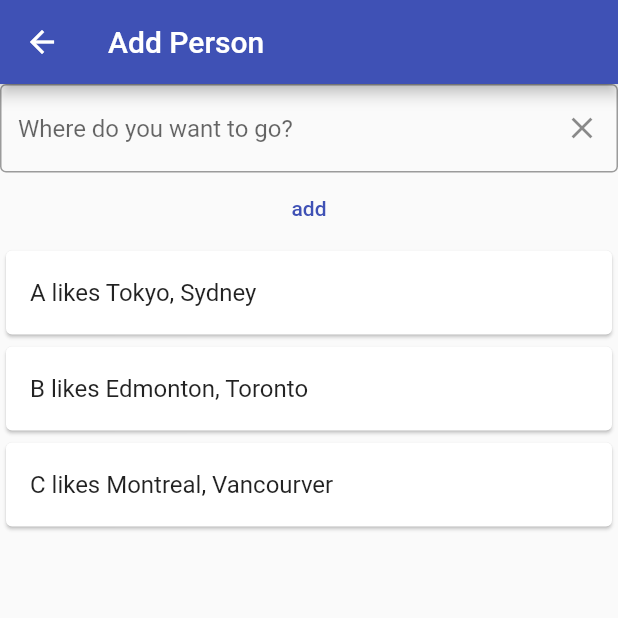
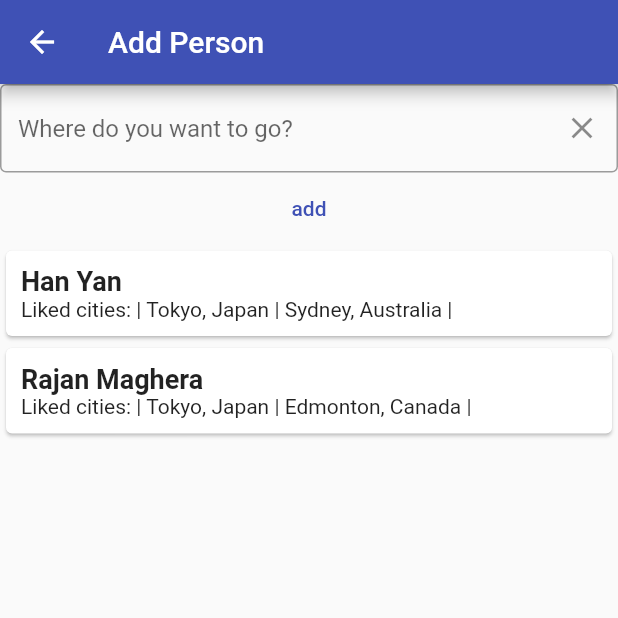
Before and after one commit to 401-srh/trip-n-friends, a Flutter app: the AddPersonPage screen opened directly, on a phone screen of 412 x 824 dp, the top half of it. Run offline on Flutter 3.47's test engine with Material 2 defaults, Android fonts, the phone set to English and light mode, and no system bars; our stand-ins replace location.

Commit message:
Update add_person.dart

```diff
--- a/trip_app/lib/add_person.dart
+++ b/trip_app/lib/add_person.dart
@@ -64,14 +64,32 @@ class AddPerson extends State<AddPersonPage> {
             ),
             Expanded(
                 child: ListView.builder(
-              itemCount: user_info.length,
+              itemCount: person_list.length,
               itemBuilder: (context, index) {
+                List<String> cityLists = [];
+                for (var cityList in liked_cities) {
+                  String finalList = "";
+                  for (var city in cityList) {
+                    finalList += "${city.cityName}, ${city.country} | ";
+                  }
+                  cityLists.add(finalList);
+                }
+
                 return Card(
-                  child: ListTile(
-                    onTap: () {},
-                    title: Text(user_info[index]),
+                    child: Padding(
+                  padding: const EdgeInsets.all(10.0),
+                  child: Column(
+                    crossAxisAlignment: CrossAxisAlignment.start,
+                    children: [
+                      Text(
+                        "${person_list[index].firstName} ${person_list[index].lastName}",
+                        style: TextStyle(
+                            fontSize: 18, fontWeight: FontWeight.bold),
+                      ),
+                      Text("Liked cities: | ${cityLists[index]}")
+                    ],
                   ),
-                );
+                ));
               },
             )),
           ],
```
